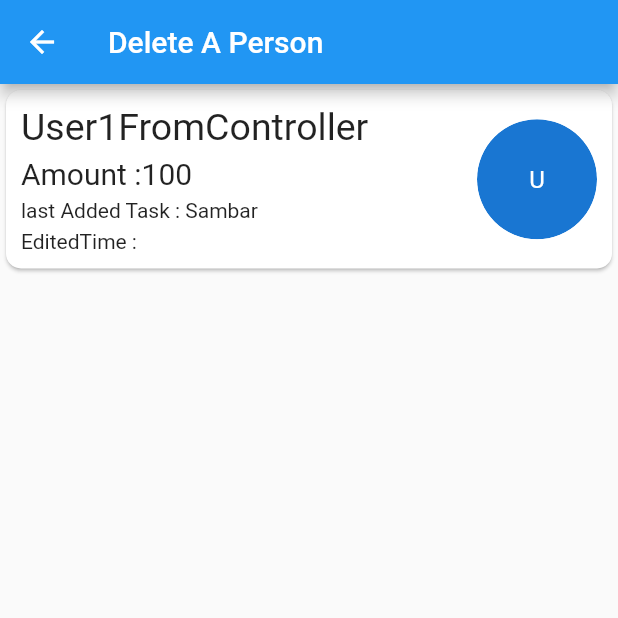
After one commit to anivkuttan/keeper, a Flutter app: the screen it shows after launch, tab 2 chosen, after a tap on "Delete Persons", on a phone screen of 412 x 824 dp, the top half of it. The commit adds this screen. Run offline on Flutter 3.47's test engine with Material 2 defaults, Android fonts, the phone set to English and light mode, and no system bars; our stand-ins replace get, hive_flutter, image_picker; accounts and stored records are empty.

```diff
--- a/lib/Controllers/image_controller.dart
+++ b/lib/Controllers/image_controller.dart
@@ -5,12 +5,14 @@ import 'package:image_picker/image_picker.dart';
 
 class ImageController extends GetxController {
   File? image;
+  Uint8List? imageAsByts;
 
   Future pickImage(ImageSource source) async {
     try {
       var imagePath = await ImagePicker().pickImage(source: source);
       if (imagePath == null) return;
       image = File(imagePath.path);
+      imageAsByts = await image!.readAsBytes();
       update();
     } on PlatformException catch (e) {
       // ignore: avoid_print
--- a/lib/Controllers/notes_controller.dart
+++ b/lib/Controllers/notes_controller.dart
@@ -1,6 +1,9 @@
 import 'package:get/get.dart';
 import 'package:keeper/Model/notes.dart';
 
+
 class NotesController extends GetxController {
   RxList<Notes> listOfNotes = <Notes>[].obs;
+
+
 }
--- a/lib/Controllers/person_controller.dart
+++ b/lib/Controllers/person_controller.dart
@@ -1,29 +1,43 @@
-
+import 'dart:developer';
 import 'package:get/get.dart';
+import 'package:hive_flutter/hive_flutter.dart';
 import 'package:keeper/Model/person.dart';
 import 'package:keeper/Model/task.dart';
+import 'package:keeper/Service/db_repository.dart';
 
 class PersonController extends GetxController {
+  Box<Person> personBox = DbRepository.getBox();
+  int get personBoxCount => personBox.length;
+
+  // @override
+  // void onInit() {
+  //   // addDefaultPerson();
+  //   super.onInit();
+  // }
+
+  addDefaultPerson() {
+    Person defaultPerson = Person(
+      personName: "HiveDefault",
+      personAmount: 400,
+      listOfTask: [
+        Task(taskName: "LocalDatabase", taskAmount: 50, editedTime: "Hive DataBase"),
+      ],
+    );
+    personBox.add(defaultPerson);
+    log("default person added");
+  }
+
   RxInt taskAmountCount = 0.obs;
   RxBool sellectAllValue = false.obs;
-  RxList<Person> personList = <Person>[
+  List<Person> personList = <Person>[
     Person(
       personName: "User1FromController",
-
       personAmount: 100,
       listOfTask: [
         Task(taskName: "Sambar", taskAmount: 40, editedTime: ""),
       ],
     ),
-    Person(
-      personName: "User2FromController",
-
-      personAmount: 200,
-      listOfTask: [
-        Task(taskName: "FishKari", taskAmount: 40, editedTime: ''),
-      ],
-    ),
-  ].obs;
+  ];
   void counterIncrment(String buttonName) {
     taskAmountCount.value += int.parse(buttonName);
   }
@@ -34,6 +48,7 @@ class PersonController extends GetxController {
 
   checkBoxValueChanged(int index) {
     personList[index].isSelected = !personList[index].isSelected;
+
     // checking every list person on checked or not if every one is checkd
     // master checkbox will check
     bool isallSelected = personList.every(
@@ -55,4 +70,21 @@ class PersonController extends GetxController {
       update();
     }
   }
+
+  createPerson({required Person person}) async {
+    await personBox.add(person);
+    log("${personBox.length}");
+    update();
+  }
+
+  updatePerson({required Person newPerson, required int index}) {
+    update();
+  }
+
+  Future<void> deletePerson({required int index}) async {
+    await personBox.deleteAt(index);
+
+    update();
+    log('delete sussefully');
+  }
 }
--- a/lib/Model/person.dart
+++ b/lib/Model/person.dart
@@ -1,13 +1,28 @@
-import 'package:flutter/material.dart';
+import 'dart:typed_data';
+
+
+import 'package:hive_flutter/adapters.dart';
 
 import 'task.dart';
+part 'person.g.dart';
 
-class Person {
-  Image? personImage;
+@HiveType(typeId: 1)
+class Person extends HiveObject{
+  @HiveField(1)
+  Uint8List? personImage;
+
+  @HiveField(2)
   String personName;
+
+  @HiveField(3)
   int personAmount;
+
+  @HiveField(4)
   List<Task> listOfTask;
+
+  @HiveField(5)
   bool isSelected;
+
   Person({
     required this.personName,
     required this.personAmount,
--- a/lib/Model/task.dart
+++ b/lib/Model/task.dart
@@ -1,12 +1,18 @@
+import 'package:hive_flutter/adapters.dart';
+part 'task.g.dart';
+
+@HiveType(typeId: 2)
 class Task {
+  @HiveField(0)
   String taskName;
+  @HiveField(1)
   int taskAmount;
+  @HiveField(2)
   String? editedTime;
 
   Task({
     required this.taskName,
     required this.taskAmount,
     this.editedTime,
-
   });
 }
--- /dev/null
+++ b/lib/Pages/delete_page.dart
@@ -0,0 +1,39 @@
+import 'package:flutter/material.dart';
+import 'package:get/get.dart';
+import 'package:keeper/Controllers/person_controller.dart';
+import 'package:keeper/Pages/home_page_tab.dart';
+
+class DeletePage extends StatelessWidget {
+  const DeletePage({Key? key}) : super(key: key);
+
+  @override
+  Widget build(BuildContext context) {
+    return Scaffold(
+      appBar: AppBar(
+        title: const Text('Delete A Person'),
+      ),
+      body: Center(
+        child: Container(
+      height: double.infinity,
+      width: double.infinity,
+      // color: Colors.pink,
+      alignment: Alignment.center,
+      child: GetBuilder<PersonController>(
+        builder: (controller) {
+          return ListView.separated(
+            physics: const BouncingScrollPhysics(),
+            itemBuilder: ((context, index) {
+              return PersonCard(index: index);
+            }),
+            itemCount: controller.personList.length,
+            separatorBuilder: (context, index) {
+              return const Divider(height: 20);
+            },
+          );
+        },
+      ),
+    ),
+      ),
+    );
+  }
+}
--- a/lib/Pages/home_page_tab.dart
+++ b/lib/Pages/home_page_tab.dart
@@ -1,7 +1,9 @@
+import 'dart:developer';
+
 import 'package:flutter/material.dart';
 import 'package:get/get.dart';
-
 import 'package:keeper/Controllers/person_controller.dart';
+import 'package:keeper/Model/person.dart';
 
 class HomePageTabView extends StatelessWidget {
   HomePageTabView({Key? key}) : super(key: key);
@@ -15,18 +17,22 @@ class HomePageTabView extends StatelessWidget {
       width: double.infinity,
       // color: Colors.pink,
       alignment: Alignment.center,
-      child: Obx(() {
+      child: GetBuilder<PersonController>(
+        builder: (controller) {
           return ListView.separated(
             physics: const BouncingScrollPhysics(),
             itemBuilder: ((context, index) {
+
                 return PersonCard(index: index);
+
             }),
             itemCount: controller.personList.length,
             separatorBuilder: (context, index) {
               return const Divider(height: 20);
             },
           );
-      }),
+        },
+      ),
     );
   }
 }
@@ -40,8 +46,46 @@ class PersonCard extends StatelessWidget {
 
   @override
   Widget build(BuildContext context) {
-    var person = controller.personList[index];
-    return Card(
+    Person person = controller.personList[index];
+    // Person? person = controller.observableBox.getAt(index);
+    return GestureDetector(
+      onLongPress: (() {
+        showDialog(
+            context: context,
+            builder: (context) {
+              return AlertDialog(
+                content: SizedBox(
+                    height: 100,
+                    width: 400,
+                    child: Column(
+                      children: [
+                        Text('Do You Want to delete ${person.personName} ?'),
+                        Row(
+                          children: [
+                            const Spacer(),
+                            TextButton(
+                              child: const Text('Yes'),
+                              onPressed: () {
+                                controller.deletePerson(index: index);
+                                log('person button deleted pressed');
+                                Navigator.pop(context);
+                              },
+                            ),
+                            TextButton(
+                              child: const Text(
+                                'No',
+                                style: TextStyle(color: Colors.red),
+                              ),
+                              onPressed: () {},
+                            ),
+                          ],
+                        )
+                      ],
+                    )),
+              );
+            });
+      }),
+      child: Card(
         shape: RoundedRectangleBorder(
           borderRadius: BorderRadius.circular(10),
         ),
@@ -73,15 +117,20 @@ class PersonCard extends StatelessWidget {
               ClipOval(
                 child: SizedBox.fromSize(
                   size: const Size.fromRadius(40),
-                child: person.personImage ??
-                    CircleAvatar(
+                  child: person.personImage != null
+                      ? Image.memory(
+                          person.personImage!,
+                          fit: BoxFit.cover,
+                        )
+                      : CircleAvatar(
                           child: Text(
                             person.personName[0].toUpperCase(),
                           ),
                         ),
                 ),
-            )
+              ),
             ],
+          ),
         ),
       ),
     );
--- a/lib/Pages/quick_page_tab.dart
+++ b/lib/Pages/quick_page_tab.dart
@@ -3,6 +3,7 @@ import 'package:get/get.dart';
 import 'package:keeper/Controllers/person_controller.dart';
 import 'package:keeper/Pages/add_new_person.dart';
 import 'package:keeper/Pages/add_task_page.dart';
+import 'package:keeper/Pages/delete_page.dart';
 import 'package:keeper/Pages/view_notes.dart';
 
 class QuickPageTabView extends StatelessWidget {
@@ -51,6 +52,18 @@ class QuickPageTabView extends StatelessWidget {
                 child: ElevatedButton(
                   onPressed: () {
                     Route route = MaterialPageRoute(builder: (context) {
+                      return const DeletePage();
+                    });
+                    Navigator.push(context, route);
+                  },
+                  child: const Text('Delete Persons'),
+                ),
+              ),
+              SizedBox(
+                height: 60,
+                child: ElevatedButton(
+                  onPressed: () {
+                    Route route = MaterialPageRoute(builder: (context) {
                       return const AddNewPerson();
                     });
 
--- a/lib/Service/database.dart
+++ /dev/null
@@ -1,5 +0,0 @@
-class DataBaseHellper{
-
-
-
-}
--- /dev/null
+++ b/lib/Service/db_repository.dart
@@ -0,0 +1,9 @@
+import 'package:hive_flutter/hive_flutter.dart';
+import 'package:keeper/Model/person.dart';
+
+class DbRepository {
+  static const String dbName = 'Person';
+  static openBox() async => await Hive.openBox<Person>(dbName);
+  static Box<Person>  getBox() => Hive.box<Person>(dbName);
+  static closeBox() async => await Hive.box(dbName).close();
+}
--- a/lib/main.dart
+++ b/lib/main.dart
@@ -1,7 +1,18 @@
 import 'package:flutter/material.dart';
+import 'package:hive_flutter/hive_flutter.dart';
+import 'package:keeper/Model/person.dart';
+import 'package:keeper/Model/task.dart';
+import 'package:keeper/Service/db_repository.dart';
 import 'Pages/home_page.dart';
 
-void main() => runApp(const MyApp());
+Future<void> main() async {
+  WidgetsFlutterBinding.ensureInitialized();
+  await Hive.initFlutter();
+  Hive.registerAdapter<Person>(PersonAdapter());
+  Hive.registerAdapter<Task>(TaskAdapter());
+  await DbRepository.openBox();
+  runApp(const MyApp());
+}
 
 class MyApp extends StatelessWidget {
   const MyApp({Key? key}) : super(key: key);
```
Also changed, not shown: lib/Pages/add_new_person.dart (+8 -7 lines), lib/Pages/clear_page_tab.dart (+45 -2 lines), lib/Model/person.g.dart (added), lib/Model/task.g.dart (added), pubspec.lock. Lines whose indentation alone changed are shown as unchanged.
